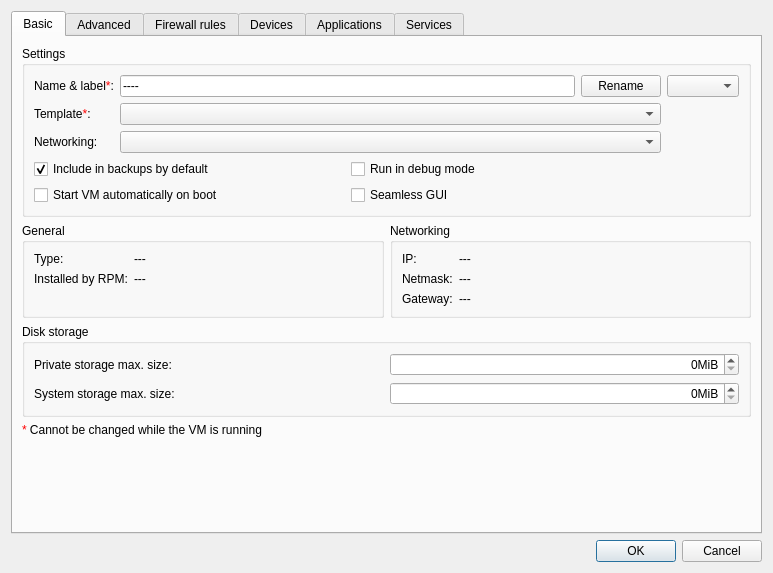
Old version of the form ui/settingsdlg.ui in the repository QubesOS/qubes-manager.
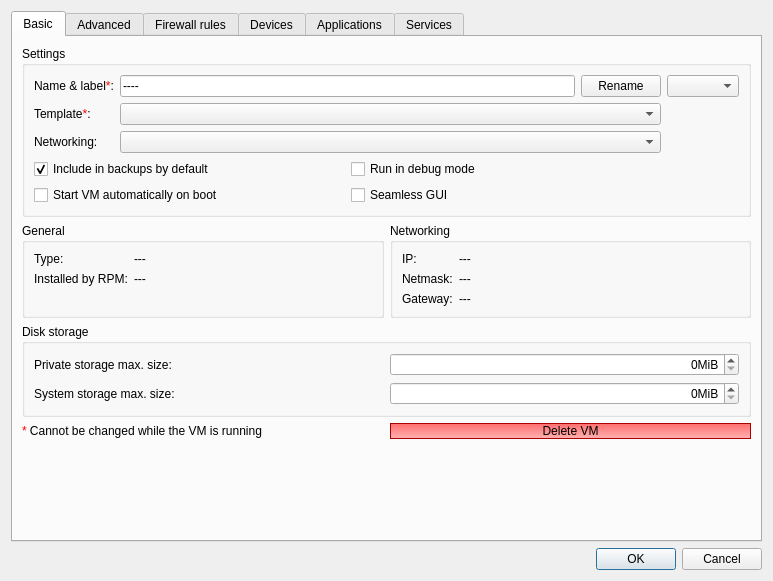
New version of the form. The open tabs and pages were chosen to show the change. Icons and pictures are not drawn.

Commit message:
Added Remove VM button
Button added on the basic tab of VM Settings. Button active only when
VM is shutdown; furthermore, requires the user to enter full VM name
to confirm.

The edit to the form file:
```diff
--- a/ui/settingsdlg.ui
+++ b/ui/settingsdlg.ui
@@ -7,7 +7,7 @@
     <x>0</x>
     <y>0</y>
     <width>773</width>
-    <height>573</height>
+    <height>581</height>
    </rect>
   </property>
   <property name="windowTitle">
@@ -170,7 +170,7 @@
            </layout>
           </widget>
          </item>
-         <item row="5" column="0">
+         <item row="6" column="0">
           <spacer name="verticalSpacer">
            <property name="orientation">
             <enum>Qt::Vertical</enum>
@@ -373,6 +373,19 @@
            </layout>
           </widget>
          </item>
+         <item row="4" column="1">
+          <widget class="QPushButton" name="delete_vm_button">
+           <property name="styleSheet">
+            <string notr="true">background-color: qlineargradient(spread:pad, x1:1, y1:1, x2:1, y2:0, stop:0 rgba(255, 179, 179, 255), stop:1 rgba(255, 108, 108, 255));
+border-color: rgb(170, 0, 0);
+border-style: solid;
+border-width: 1px;</string>
+           </property>
+           <property name="text">
+            <string>Delete VM</string>
+           </property>
+          </widget>
+         </item>
         </layout>
        </widget>
        <widget class="QWidget" name="advanced_tab">
```
Left out of the diff: 2 changed lines with no effect on the pictures. The commit also changes 1 other file.
